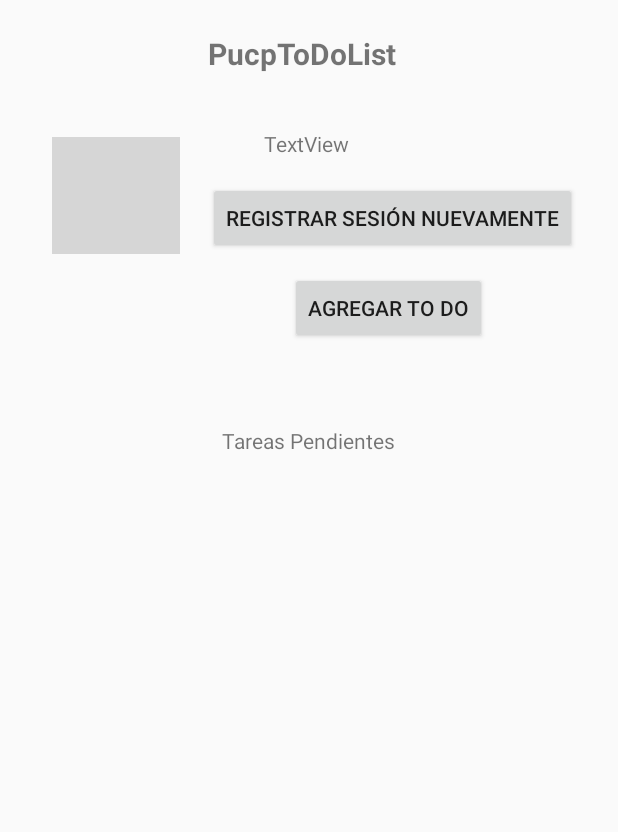
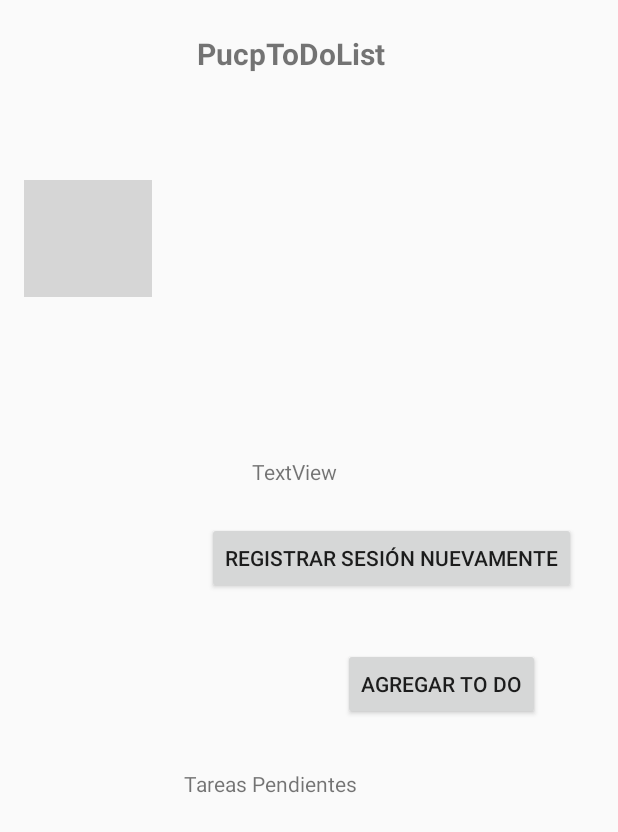
Before and after one commit to royeryangali/Lab2G1, an Android app: the layout activity_tareas_pendientes.xml on its own in the app's theme, with its tools: preview values and no code run, on a phone screen of 412 x 824 dp. Shown: the top 832 px of the screen. Run offline under Robolectric (Android 15) with nearby library versions, the phone set to English and light mode, and no system bars; grey boxes are pictures that could not be loaded.

Commit message:
arreglando lo de julio

```diff
--- a/app/src/main/AndroidManifest.xml
+++ b/app/src/main/AndroidManifest.xml
@@ -9,6 +9,8 @@
         android:roundIcon="@mipmap/ic_panda_round"
         android:supportsRtl="true"
         android:theme="@style/AppTheme">
+        <activity android:name=".tareas_pendientes"></activity>
+        <activity android:name=".agregar_tarea" />
         <activity android:name=".MainActivity">
             <intent-filter>
                 <action android:name="android.intent.action.MAIN" />
--- /dev/null
+++ b/app/src/main/java/pe/edu/pucp/tel306/tareas_pendientes.java
@@ -0,0 +1,14 @@
+package pe.edu.pucp.tel306;
+
+import androidx.appcompat.app.AppCompatActivity;
+
+import android.os.Bundle;
+
+public class tareas_pendientes extends AppCompatActivity {
+
+    @Override
+    protected void onCreate(Bundle savedInstanceState) {
+        super.onCreate(savedInstanceState);
+        setContentView(R.layout.activity_tareas_pendientes);
+    }
+}
--- a/app/src/main/res/layout/tareaspendientes.xml
+++ b/app/src/main/res/layout/activity_tareas_pendientes.xml
@@ -1,13 +1,13 @@
 <?xml version="1.0" encoding="utf-8"?>
-<androidx.constraintlayout.widget.ConstraintLayout
-    xmlns:android="http://schemas.android.com/apk/res/android"
+<androidx.constraintlayout.widget.ConstraintLayout xmlns:android="http://schemas.android.com/apk/res/android"
     xmlns:app="http://schemas.android.com/apk/res-auto"
     xmlns:tools="http://schemas.android.com/tools"
     android:layout_width="match_parent"
-    android:layout_height="match_parent">
+    android:layout_height="match_parent"
+    tools:context=".tareas_pendientes">
 
     <TextView
-        android:id="@+id/nombreDeVista"
+        android:id="@+id/nombreDeVista2"
         android:layout_width="134dp"
         android:layout_height="44dp"
         android:text="PucpToDoList"
@@ -15,66 +15,74 @@
         android:textStyle="bold"
         app:layout_constraintBottom_toBottomOf="parent"
         app:layout_constraintEnd_toEndOf="parent"
-        app:layout_constraintHorizontal_bias="0.498"
+        app:layout_constraintHorizontal_bias="0.472"
         app:layout_constraintStart_toStartOf="parent"
         app:layout_constraintTop_toTopOf="parent"
         app:layout_constraintVertical_bias="0.028" />
 
+    <ImageButton
+        android:id="@+id/imageButton2"
+        android:layout_width="85dp"
+        android:layout_height="78dp"
+        app:layout_constraintBottom_toBottomOf="parent"
+        app:layout_constraintEnd_toEndOf="parent"
+        app:layout_constraintHorizontal_bias="0.049"
+        app:layout_constraintStart_toStartOf="parent"
+        app:layout_constraintTop_toTopOf="parent"
+        app:layout_constraintVertical_bias="0.161"
+        tools:srcCompat="@tools:sample/avatars" />
+
     <TextView
-        android:id="@+id/textView3"
+        android:id="@+id/textView5"
         android:layout_width="wrap_content"
         android:layout_height="wrap_content"
-        android:layout_marginTop="20dp"
-        android:text="TextView"
-        app:layout_constraintEnd_toEndOf="@+id/nombreDeVista"
-        app:layout_constraintHorizontal_bias="0.486"
-        app:layout_constraintStart_toStartOf="@+id/nombreDeVista"
-        app:layout_constraintTop_toBottomOf="@+id/nombreDeVista" />
-
-    <ImageButton
-        android:id="@+id/imageButton"
-        android:layout_width="85dp"
-        android:layout_height="78dp"
-        android:layout_marginStart="28dp"
-        app:layout_constraintBottom_toBottomOf="@+id/volverFormularioButton"
-        app:layout_constraintEnd_toStartOf="@+id/volverFormularioButton"
-        app:layout_constraintHorizontal_bias="0.255"
+        android:layout_marginBottom="292dp"
+        android:text="Tareas Pendientes"
+        app:layout_constraintBottom_toBottomOf="parent"
+        app:layout_constraintEnd_toEndOf="parent"
+        app:layout_constraintHorizontal_bias="0.413"
         app:layout_constraintStart_toStartOf="parent"
-        app:layout_constraintTop_toTopOf="@+id/textView3"
-        app:layout_constraintVertical_bias="1.0"
-        tools:srcCompat="@tools:sample/avatars" />
+        app:layout_constraintTop_toBottomOf="@+id/button3"
+        app:layout_constraintVertical_bias="0.095" />
 
     <Button
-        android:id="@+id/volverFormularioButton"
+        android:id="@+id/volverFormularioButton2"
         android:layout_width="wrap_content"
         android:layout_height="wrap_content"
         android:layout_marginTop="16dp"
+        android:layout_marginEnd="28dp"
+        android:layout_marginBottom="428dp"
         android:text="Registrar Sesión Nuevamente"
-        app:layout_constraintEnd_toEndOf="@+id/textView3"
+        app:layout_constraintBottom_toBottomOf="parent"
+        app:layout_constraintEnd_toEndOf="parent"
         app:layout_constraintHorizontal_bias="0.198"
         app:layout_constraintStart_toStartOf="@+id/textView3"
         app:layout_constraintTop_toBottomOf="@+id/textView3" />
 
     <Button
-        android:id="@+id/button3"
+        android:id="@+id/button"
         android:layout_width="wrap_content"
         android:layout_height="wrap_content"
         android:layout_marginTop="12dp"
+        android:layout_marginEnd="52dp"
+        android:layout_marginBottom="344dp"
         android:text="Agregar To Do"
-        app:layout_constraintEnd_toEndOf="@+id/volverFormularioButton"
+        app:layout_constraintBottom_toBottomOf="parent"
+        app:layout_constraintEnd_toEndOf="parent"
         app:layout_constraintHorizontal_bias="0.477"
         app:layout_constraintStart_toStartOf="@+id/volverFormularioButton"
         app:layout_constraintTop_toBottomOf="@+id/volverFormularioButton" />
 
     <TextView
-        android:id="@+id/textView4"
+        android:id="@+id/textView6"
         android:layout_width="wrap_content"
         android:layout_height="wrap_content"
-        android:text="Tareas Pendientes"
+        android:layout_marginBottom="500dp"
+        android:text="TextView"
         app:layout_constraintBottom_toBottomOf="parent"
         app:layout_constraintEnd_toEndOf="parent"
-        app:layout_constraintHorizontal_bias="0.498"
+        app:layout_constraintHorizontal_bias="0.473"
         app:layout_constraintStart_toStartOf="parent"
-        app:layout_constraintTop_toBottomOf="@+id/button3"
-        app:layout_constraintVertical_bias="0.095" />
+        app:layout_constraintTop_toBottomOf="@+id/nombreDeVista2"
+        app:layout_constraintVertical_bias="1.0" />
 </androidx.constraintlayout.widget.ConstraintLayout>
```
Also changed, not shown: app/src/main/java/pe/edu/pucp/tel306/agregar_tarea.java (added, +14 -0 lines), app/src/main/res/layout/activity_agregar_tarea.xml (renamed from app/src/main/res/layout/agregartarea.xml, +18 -18 lines).
